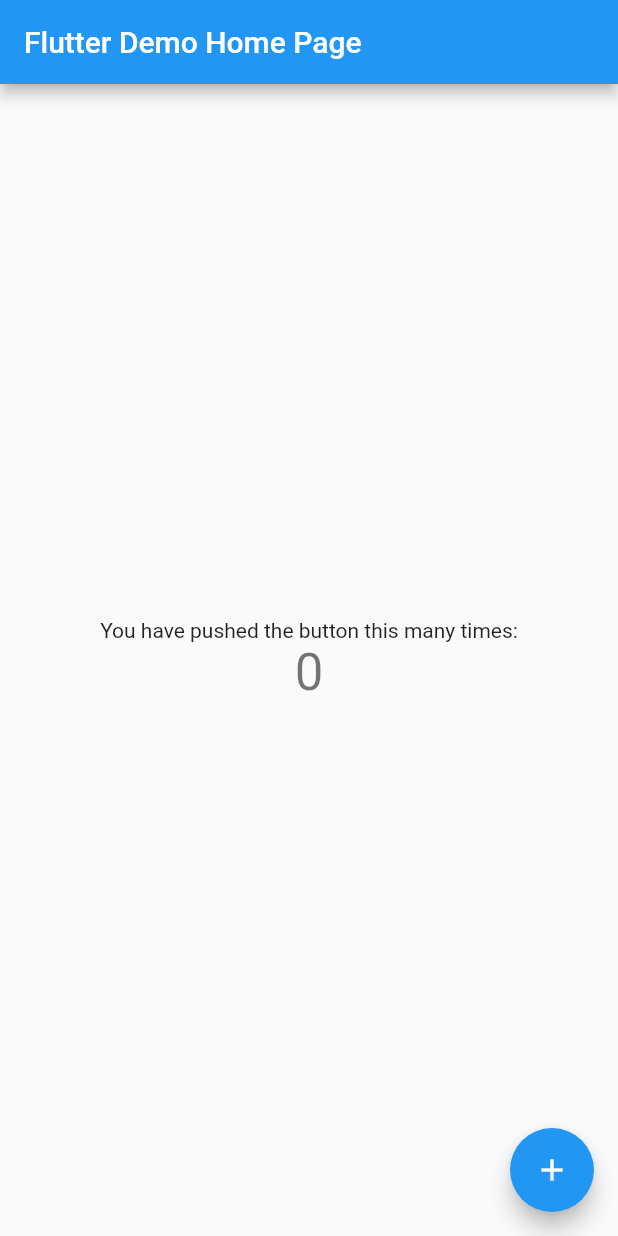
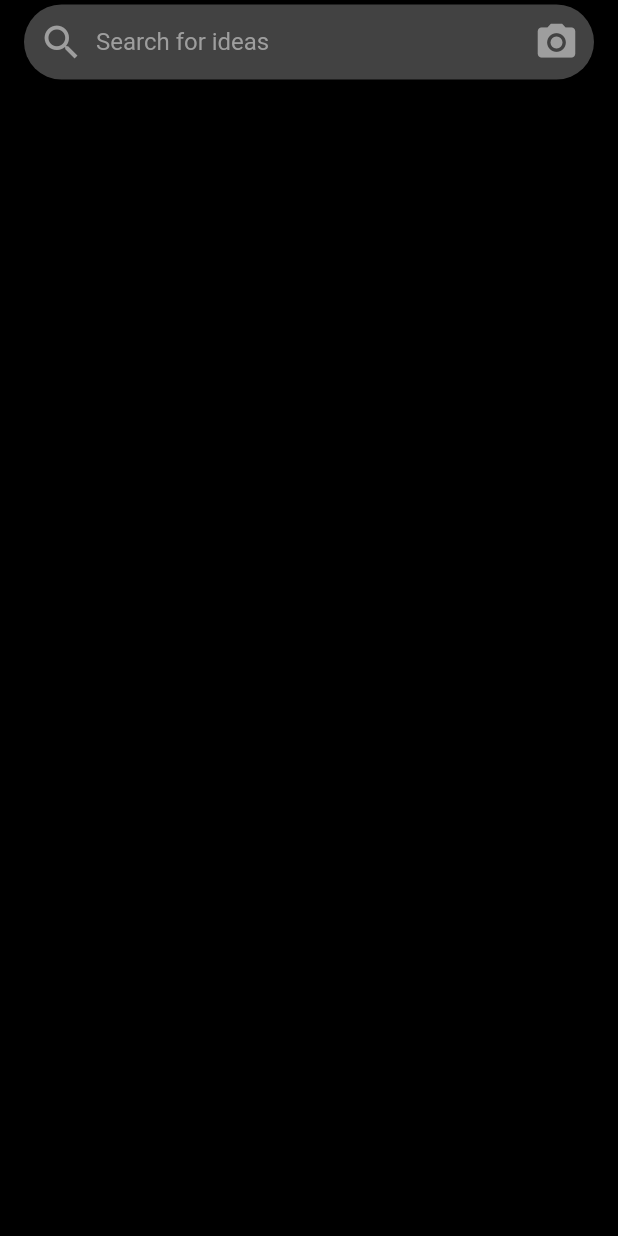
Before and after one commit to octoi/pinterest-ui-clone, a Flutter app: the screen it shows after launch, on a phone screen of 412 x 824 dp. Run offline on Flutter 3.47's test engine with Material 2 defaults, Android fonts, the phone set to English and light mode, and no system bars.

Commit message:
cleanup & app bar

```diff
--- a/app/lib/main.dart
+++ b/app/lib/main.dart
@@ -1,115 +1,18 @@
+import 'package:app/screens/home_screen.dart';
 import 'package:flutter/material.dart';
 
 void main() {
-  runApp(const MyApp());
+  runApp(const App());
 }
 
-class MyApp extends StatelessWidget {
-  const MyApp({Key? key}) : super(key: key);
+class App extends StatelessWidget {
+  const App({Key? key}) : super(key: key);
 
-  // This widget is the root of your application.
   @override
   Widget build(BuildContext context) {
-    return MaterialApp(
-      title: 'Flutter Demo',
-      theme: ThemeData(
-        // This is the theme of your application.
-        //
-        // Try running your application with "flutter run". You'll see the
-        // application has a blue toolbar. Then, without quitting the app, try
-        // changing the primarySwatch below to Colors.green and then invoke
-        // "hot reload" (press "r" in the console where you ran "flutter run",
-        // or simply save your changes to "hot reload" in a Flutter IDE).
-        // Notice that the counter didn't reset back to zero; the application
-        // is not restarted.
-        primarySwatch: Colors.blue,
-      ),
-      home: const MyHomePage(title: 'Flutter Demo Home Page'),
+    return const MaterialApp(
+      debugShowCheckedModeBanner: false,
+      home: HomeScreen(),
     );
   }
 }
-
-class MyHomePage extends StatefulWidget {
-  const MyHomePage({Key? key, required this.title}) : super(key: key);
-
-  // This widget is the home page of your application. It is stateful, meaning
-  // that it has a State object (defined below) that contains fields that affect
-  // how it looks.
-
-  // This class is the configuration for the state. It holds the values (in this
-  // case the title) provided by the parent (in this case the App widget) and
-  // used by the build method of the State. Fields in a Widget subclass are
-  // always marked "final".
-
-  final String title;
-
-  @override
-  State<MyHomePage> createState() => _MyHomePageState();
-}
-
-class _MyHomePageState extends State<MyHomePage> {
-  int _counter = 0;
-
-  void _incrementCounter() {
-    setState(() {
-      // This call to setState tells the Flutter framework that something has
-      // changed in this State, which causes it to rerun the build method below
-      // so that the display can reflect the updated values. If we changed
-      // _counter without calling setState(), then the build method would not be
-      // called again, and so nothing would appear to happen.
-      _counter++;
-    });
-  }
-
-  @override
-  Widget build(BuildContext context) {
-    // This method is rerun every time setState is called, for instance as done
-    // by the _incrementCounter method above.
-    //
-    // The Flutter framework has been optimized to make rerunning build methods
-    // fast, so that you can just rebuild anything that needs updating rather
-    // than having to individually change instances of widgets.
-    return Scaffold(
-      appBar: AppBar(
-        // Here we take the value from the MyHomePage object that was created by
-        // the App.build method, and use it to set our appbar title.
-        title: Text(widget.title),
-      ),
-      body: Center(
-        // Center is a layout widget. It takes a single child and positions it
-        // in the middle of the parent.
-        child: Column(
-          // Column is also a layout widget. It takes a list of children and
-          // arranges them vertically. By default, it sizes itself to fit its
-          // children horizontally, and tries to be as tall as its parent.
-          //
-          // Invoke "debug painting" (press "p" in the console, choose the
-          // "Toggle Debug Paint" action from the Flutter Inspector in Android
-          // Studio, or the "Toggle Debug Paint" command in Visual Studio Code)
-          // to see the wireframe for each widget.
-          //
-          // Column has various properties to control how it sizes itself and
-          // how it positions its children. Here we use mainAxisAlignment to
-          // center the children vertically; the main axis here is the vertical
-          // axis because Columns are vertical (the cross axis would be
-          // horizontal).
-          mainAxisAlignment: MainAxisAlignment.center,
-          children: <Widget>[
-            const Text(
-              'You have pushed the button this many times:',
-            ),
-            Text(
-              '$_counter',
-              style: Theme.of(context).textTheme.headline4,
-            ),
-          ],
-        ),
-      ),
-      floatingActionButton: FloatingActionButton(
-        onPressed: _incrementCounter,
-        tooltip: 'Increment',
-        child: const Icon(Icons.add),
-      ), // This trailing comma makes auto-formatting nicer for build methods.
-    );
-  }
-}
--- /dev/null
+++ b/app/lib/screens/home_screen.dart
@@ -0,0 +1,54 @@
+import 'package:flutter/material.dart';
+
+class HomeScreen extends StatelessWidget {
+  const HomeScreen({Key? key}) : super(key: key);
+
+  @override
+  Widget build(BuildContext context) {
+    return Scaffold(
+      backgroundColor: Colors.black,
+      appBar: AppBar(
+        backgroundColor: Colors.black,
+        title: Container(
+          width: double.infinity,
+          height: 50.0,
+          padding: EdgeInsets.all(10.0),
+          decoration: BoxDecoration(
+            color: Colors.grey[800],
+            borderRadius: BorderRadius.circular(50.0),
+          ),
+          child: Row(
+            crossAxisAlignment: CrossAxisAlignment.center,
+            mainAxisAlignment: MainAxisAlignment.spaceBetween,
+            children: const [
+              Icon(
+                Icons.search,
+                color: Colors.grey,
+                size: 30.0,
+              ),
+              SizedBox(width: 8.0),
+              Flexible(
+                child: TextField(
+                  decoration: InputDecoration(
+                    border: OutlineInputBorder(
+                      borderSide: BorderSide.none,
+                    ),
+                    contentPadding: EdgeInsets.symmetric(vertical: 5.0),
+                    hintStyle: TextStyle(color: Colors.grey),
+                    hintText: "Search for ideas",
+                  ),
+                ),
+              ),
+              SizedBox(width: 8.0),
+              Icon(
+                Icons.camera_alt,
+                color: Colors.grey,
+                size: 30.0,
+              ),
+            ],
+          ),
+        ),
+      ),
+    );
+  }
+}
```
Also changed, not shown: 8 other files.
